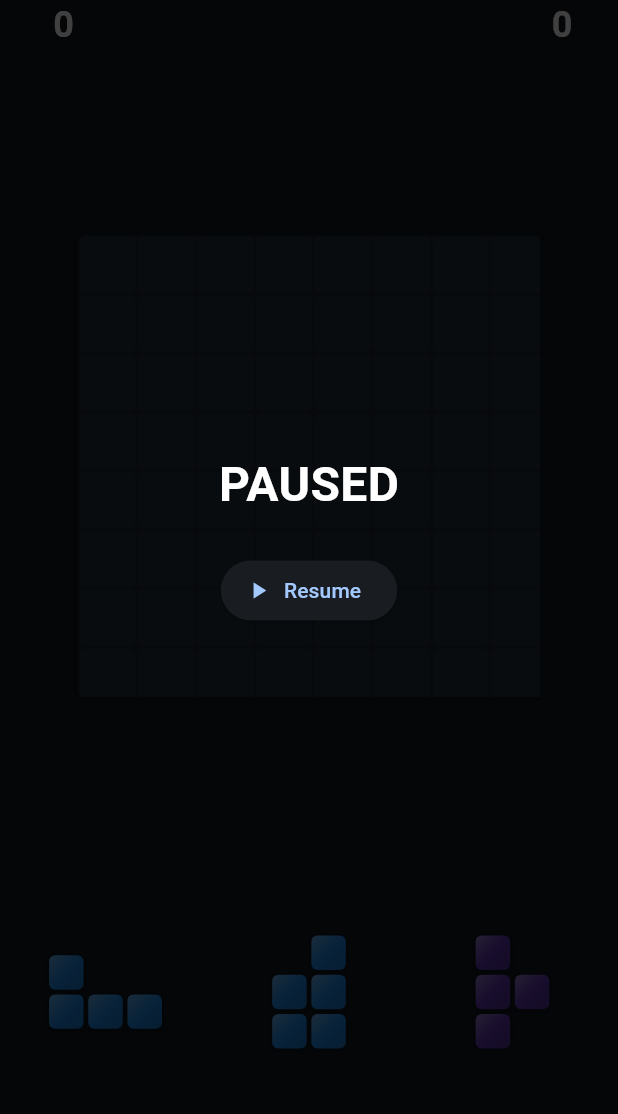
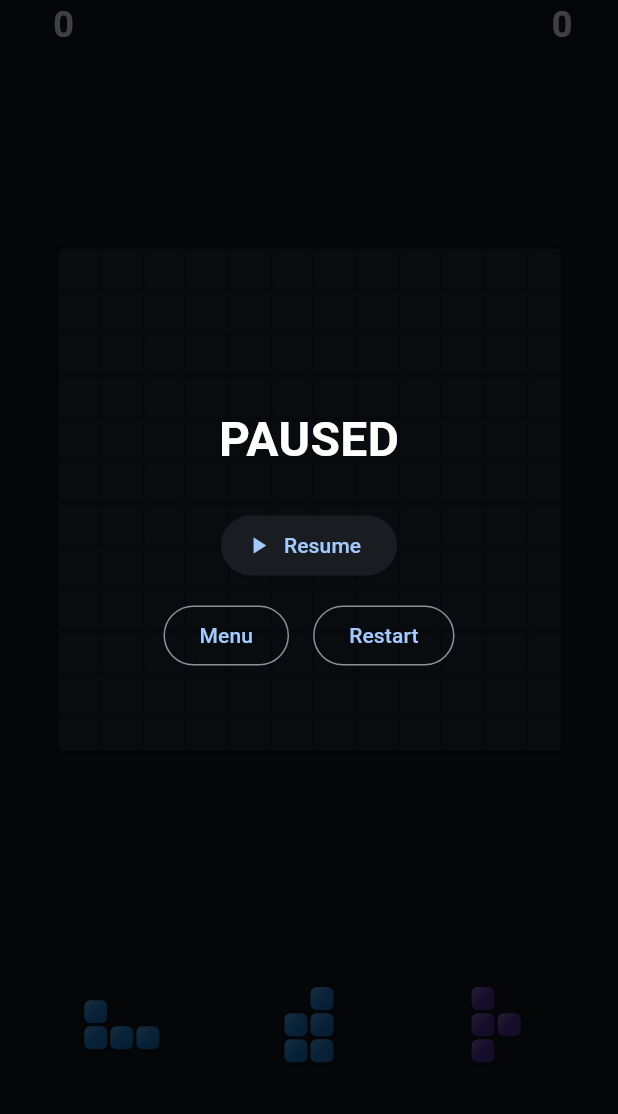
Before and after one commit to nttqn/block-puzzle-app, a Flutter app: the GameScreen screen opened directly, after a tap on the "pause" icon, on a phone screen of 412 x 824 dp, the part 122-1236 px from its top. Run offline on Flutter 3.47's test engine with Material 3 defaults, Android fonts, the phone set to English and light mode, and no system bars; our stand-ins replace google_mobile_ads, shared_preferences; accounts and stored records are empty; network calls fail.

Commit message:
Increase board to 12x12, add Restart/Menu buttons to pause overlay
Bigger grid gives pieces more room to fit. Pause screen now matches
the game-over screen's options instead of only offering Resume.

```diff
--- a/lib/game/game_engine.dart
+++ b/lib/game/game_engine.dart
@@ -11,7 +11,7 @@ import '../services/score_service.dart';
 /// Flutter widget dependencies, so it can be unit-tested independently of
 /// the drag-and-drop UI.
 class GameEngine extends ChangeNotifier {
-  static const int boardSize = 8;
+  static const int boardSize = 12;
   static const int trayCount = 3;
 
   List<List<Color?>> board = List.generate(boardSize, (_) => List<Color?>.filled(boardSize, null));
--- a/lib/screens/game_screen.dart
+++ b/lib/screens/game_screen.dart
@@ -123,7 +123,12 @@ class _GameScreenState extends State<GameScreen> {
                     ),
                 ],
               ),
-              if (_engine.paused && !_engine.gameOver) _PauseOverlay(onResume: _engine.togglePause),
+              if (_engine.paused && !_engine.gameOver)
+                _PauseOverlay(
+                  onResume: _engine.togglePause,
+                  onRestart: _restart,
+                  onExit: () => Navigator.of(context).pop(),
+                ),
               if (_engine.gameOver)
                 _GameOverOverlay(
                   score: _engine.score,
@@ -162,8 +167,10 @@ class _ScoreTile extends StatelessWidget {
 
 class _PauseOverlay extends StatelessWidget {
   final VoidCallback onResume;
+  final VoidCallback onRestart;
+  final VoidCallback onExit;
 
-  const _PauseOverlay({required this.onResume});
+  const _PauseOverlay({required this.onResume, required this.onRestart, required this.onExit});
 
   @override
   Widget build(BuildContext context) {
@@ -179,6 +186,15 @@ class _PauseOverlay extends StatelessWidget {
               onPressed: onResume,
               icon: const Icon(Icons.play_arrow),
               label: const Text('Resume'),
+            ),
+            const SizedBox(height: 12),
+            Row(
+              mainAxisSize: MainAxisSize.min,
+              children: [
+                OutlinedButton(onPressed: onExit, child: const Text('Menu')),
+                const SizedBox(width: 16),
+                OutlinedButton(onPressed: onRestart, child: const Text('Restart')),
+              ],
             ),
           ],
         ),
```
